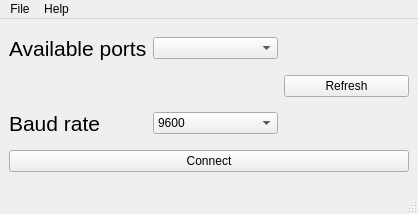
The window that serial-connection.ui (maplezs/misc-repo) describes before a commit, drawn with Qt 5.
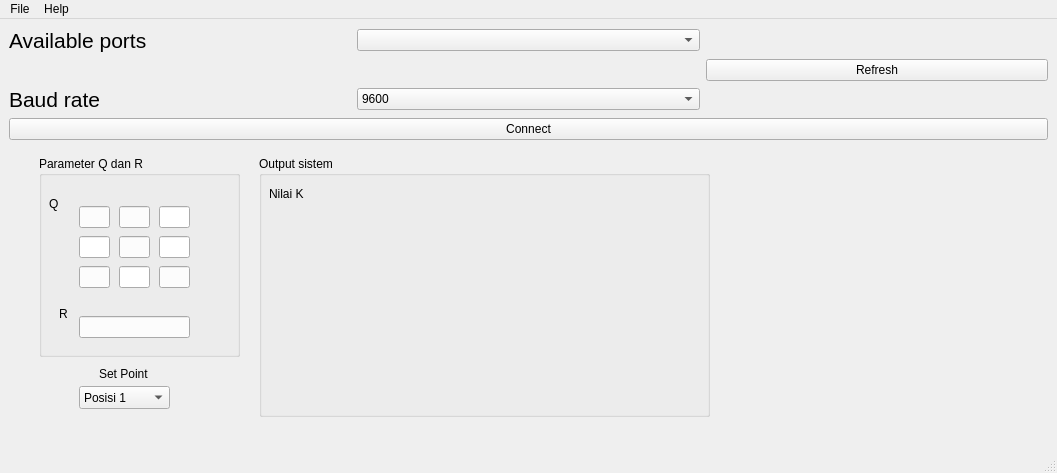
The same window after the commit.

What changed in the file:
```diff
--- a/serial-connection.ui
+++ b/serial-connection.ui
@@ -6,8 +6,8 @@
    <rect>
     <x>0</x>
     <y>0</y>
-    <width>418</width>
-    <height>214</height>
+    <width>1057</width>
+    <height>473</height>
    </rect>
   </property>
   <property name="windowTitle">
@@ -15,9 +15,6 @@
   </property>
   <widget class="QWidget" name="centralwidget">
    <layout class="QGridLayout" name="gridLayout">
-    <item row="0" column="1">
-     <widget class="QComboBox" name="comboBox"/>
-    </item>
     <item row="2" column="0">
      <widget class="QLabel" name="label_2">
       <property name="text">
@@ -32,6 +29,16 @@
       </property>
      </widget>
     </item>
+    <item row="0" column="1">
+     <widget class="QComboBox" name="comboBox"/>
+    </item>
+    <item row="3" column="0" colspan="3">
+     <widget class="QPushButton" name="pushButton_2">
+      <property name="text">
+       <string>Connect</string>
+      </property>
+     </widget>
+    </item>
     <item row="1" column="2">
      <widget class="QPushButton" name="pushButton">
       <property name="text">
@@ -78,11 +85,211 @@
       </item>
      </widget>
     </item>
-    <item row="3" column="0" colspan="3">
-     <widget class="QPushButton" name="pushButton_2">
-      <property name="text">
-       <string>Connect</string>
-      </property>
+    <item row="4" column="0" colspan="3">
+     <widget class="QWidget" name="widget" native="true">
+      <widget class="QLineEdit" name="lineEdit_7">
+       <property name="geometry">
+        <rect>
+         <x>70</x>
+         <y>120</y>
+         <width>31</width>
+         <height>22</height>
+        </rect>
+       </property>
+      </widget>
+      <widget class="QComboBox" name="comboBox_3">
+       <property name="geometry">
+        <rect>
+         <x>70</x>
+         <y>240</y>
+         <width>91</width>
+         <height>23</height>
+        </rect>
+       </property>
+       <item>
+        <property name="text">
+         <string>Posisi 1</string>
+        </property>
+       </item>
+       <item>
+        <property name="text">
+         <string>Posisi 2</string>
+        </property>
+       </item>
+       <item>
+        <property name="text">
+         <string>Posisi 3</string>
+        </property>
+       </item>
+      </widget>
+      <widget class="QLineEdit" name="lineEdit">
+       <property name="geometry">
+        <rect>
+         <x>70</x>
+         <y>60</y>
+         <width>31</width>
+         <height>22</height>
+        </rect>
+       </property>
+      </widget>
+      <widget class="QLineEdit" name="lineEdit_9">
+       <property name="geometry">
+        <rect>
+         <x>150</x>
+         <y>120</y>
+         <width>31</width>
+         <height>22</height>
+        </rect>
+       </property>
+      </widget>
+      <widget class="QLineEdit" name="lineEdit_5">
+       <property name="geometry">
+        <rect>
+         <x>110</x>
+         <y>90</y>
+         <width>31</width>
+         <height>22</height>
+        </rect>
+       </property>
+      </widget>
+      <widget class="QLineEdit" name="lineEdit_2">
+       <property name="geometry">
+        <rect>
+         <x>110</x>
+         <y>60</y>
+         <width>31</width>
+         <height>22</height>
+        </rect>
+       </property>
+      </widget>
+      <widget class="QLabel" name="label_4">
+       <property name="geometry">
+        <rect>
+         <x>90</x>
+         <y>220</y>
+         <width>58</width>
+         <height>15</height>
+        </rect>
+       </property>
+       <property name="text">
+        <string>Set Point</string>
+       </property>
+      </widget>
+      <widget class="QLineEdit" name="lineEdit_10">
+       <property name="geometry">
+        <rect>
+         <x>70</x>
+         <y>170</y>
+         <width>111</width>
+         <height>22</height>
+        </rect>
+       </property>
+      </widget>
+      <widget class="QGroupBox" name="groupBox">
+       <property name="geometry">
+        <rect>
+         <x>30</x>
+         <y>10</y>
+         <width>201</width>
+         <height>201</height>
+        </rect>
+       </property>
+       <property name="title">
+        <string>Parameter Q dan R</string>
+       </property>
+       <widget class="QLabel" name="label_7">
+        <property name="geometry">
+         <rect>
+          <x>20</x>
+          <y>150</y>
+          <width>21</width>
+          <height>16</height>
+         </rect>
+        </property>
+        <property name="text">
+         <string>R</string>
+        </property>
+       </widget>
+       <widget class="QLabel" name="label_8">
+        <property name="geometry">
+         <rect>
+          <x>10</x>
+          <y>40</y>
+          <width>21</width>
+          <height>16</height>
+         </rect>
+        </property>
+        <property name="text">
+         <string>Q</string>
+        </property>
+       </widget>
+      </widget>
+      <widget class="QLineEdit" name="lineEdit_6">
+       <property name="geometry">
+        <rect>
+         <x>150</x>
+         <y>90</y>
+         <width>31</width>
+         <height>22</height>
+        </rect>
+       </property>
+      </widget>
+      <widget class="QLineEdit" name="lineEdit_8">
+       <property name="geometry">
+        <rect>
+         <x>110</x>
+         <y>120</y>
+         <width>31</width>
+         <height>22</height>
+        </rect>
+       </property>
+      </widget>
+      <widget class="QLineEdit" name="lineEdit_4">
+       <property name="geometry">
+        <rect>
+         <x>70</x>
+         <y>90</y>
+         <width>31</width>
+         <height>22</height>
+        </rect>
+       </property>
+      </widget>
+      <widget class="QLineEdit" name="lineEdit_3">
+       <property name="geometry">
+        <rect>
+         <x>150</x>
+         <y>60</y>
+         <width>31</width>
+         <height>22</height>
+        </rect>
+       </property>
+      </widget>
+      <widget class="QGroupBox" name="groupBox_2">
+       <property name="geometry">
+        <rect>
+         <x>250</x>
+         <y>10</y>
+         <width>451</width>
+         <height>261</height>
+        </rect>
+       </property>
+       <property name="title">
+        <string>Output sistem</string>
+       </property>
+       <widget class="QLabel" name="label_9">
+        <property name="geometry">
+         <rect>
+          <x>10</x>
+          <y>30</y>
+          <width>58</width>
+          <height>15</height>
+         </rect>
+        </property>
+        <property name="text">
+         <string>Nilai K</string>
+        </property>
+       </widget>
+      </widget>
      </widget>
     </item>
    </layout>
@@ -92,15 +299,15 @@
     <rect>
      <x>0</x>
      <y>0</y>
-     <width>418</width>
-     <height>20</height>
+     <width>1057</width>
+     <height>22</height>
     </rect>
    </property>
    <widget class="QMenu" name="menuFile">
     <property name="title">
      <string>File</string>
     </property>
-    <addaction name="actionQUit"/>
+    <addaction name="actionQuit"/>
    </widget>
    <widget class="QMenu" name="menuAbout">
     <property name="title">
@@ -113,9 +320,9 @@
    <addaction name="menuAbout"/>
   </widget>
   <widget class="QStatusBar" name="statusbar"/>
-  <action name="actionQUit">
+  <action name="actionQuit">
    <property name="text">
-    <string>QUit</string>
+    <string>Quit</string>
    </property>
   </action>
   <action name="actionAbout">
```
